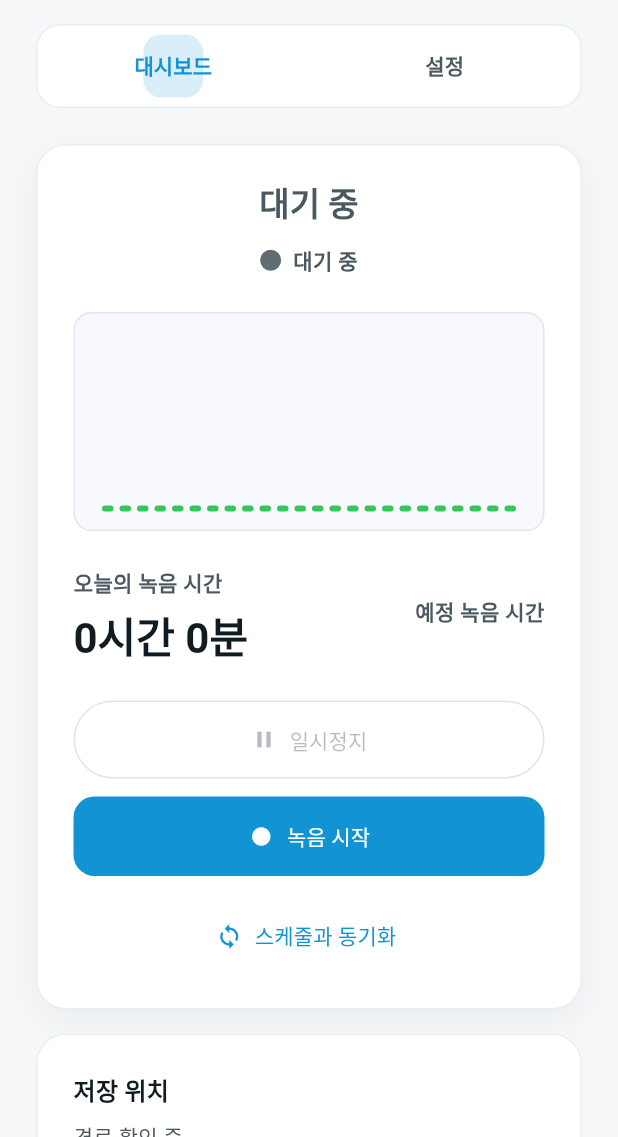
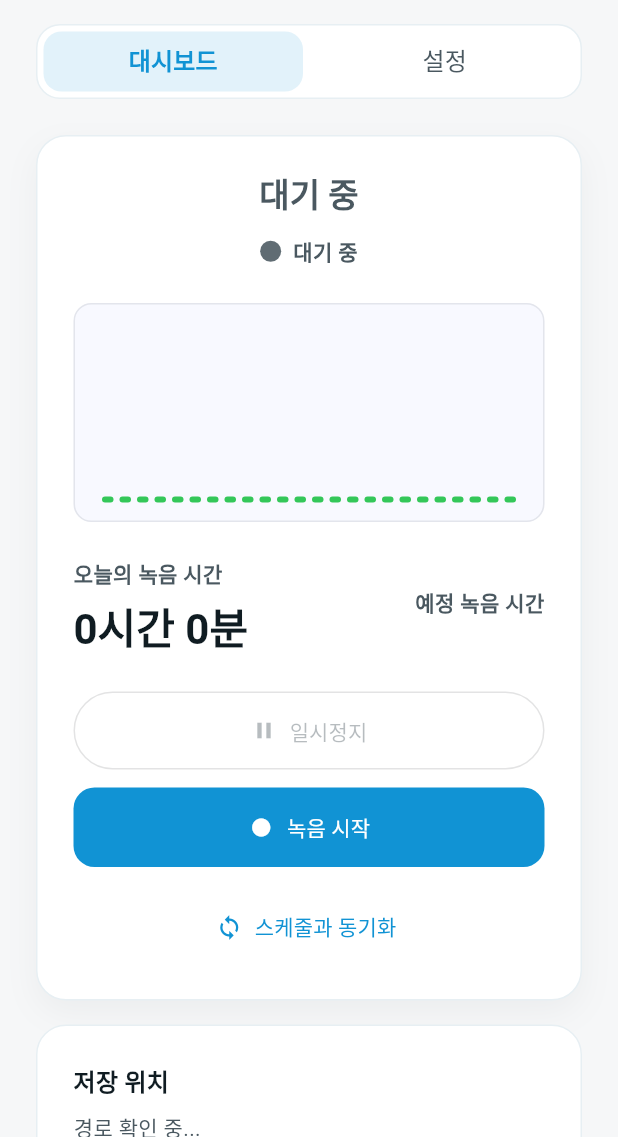
Before and after one commit to Eyebottle/eyebottlelee, a Flutter app: the first screen one second after launch, on a phone screen of 412 x 824 dp, the part 99-1236 px from its top. Run offline on Flutter 3.47's test engine with Material 3 defaults, Android fonts, the phone set to English and light mode, and no system bars; our stand-ins replace logger, shared_preferences; missing offline and left inert: cron, file_selector, launch_at_startup, record, system_tray, window_manager.

Commit message:
chore: restyle dashboard tabs

```diff
--- a/lib/ui/screens/main_screen.dart
+++ b/lib/ui/screens/main_screen.dart
@@ -268,19 +268,23 @@ class _MainScreenState extends State<MainScreen>
       ),
       child: TabBar(
         controller: _tabController,
-        labelPadding: const EdgeInsets.symmetric(vertical: 16),
+        padding: EdgeInsets.zero,
+        labelPadding: EdgeInsets.zero,
         dividerColor: Colors.transparent,
         indicator: BoxDecoration(
           borderRadius: BorderRadius.circular(12),
-          color: _primaryColor.withAlpha((0.16 * 255).round()),
+          color: _primaryColor.withAlpha((0.12 * 255).round()),
         ),
-        indicatorPadding:
-            const EdgeInsets.symmetric(horizontal: 6, vertical: 6),
+        indicatorPadding: const EdgeInsets.all(4),
+        indicatorSize: TabBarIndicatorSize.tab,
         labelColor: _primaryColor,
         unselectedLabelColor: _textMuted,
+        labelStyle: const TextStyle(fontWeight: FontWeight.w700, fontSize: 16),
+        unselectedLabelStyle:
+            const TextStyle(fontWeight: FontWeight.w500, fontSize: 16),
         tabs: const [
-          Text('대시보드', style: TextStyle(fontWeight: FontWeight.w600)),
-          Text('설정', style: TextStyle(fontWeight: FontWeight.w600)),
+          Tab(child: Center(child: Text('대시보드'))),
+          Tab(child: Center(child: Text('설정'))),
         ],
       ),
     );
```
